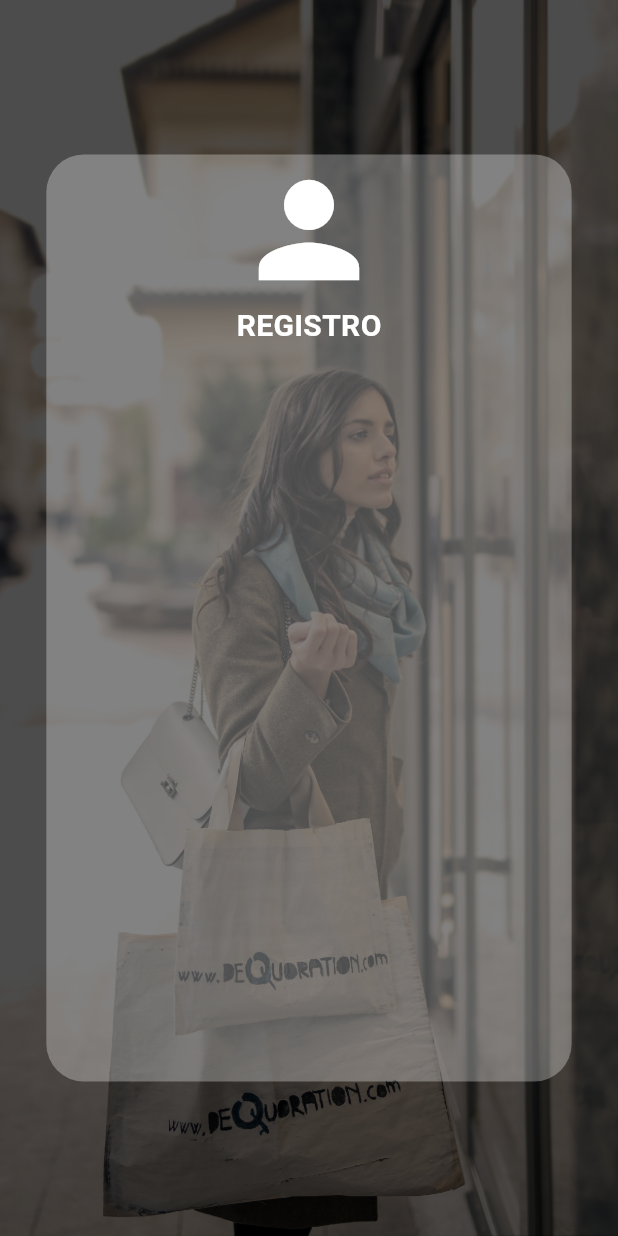
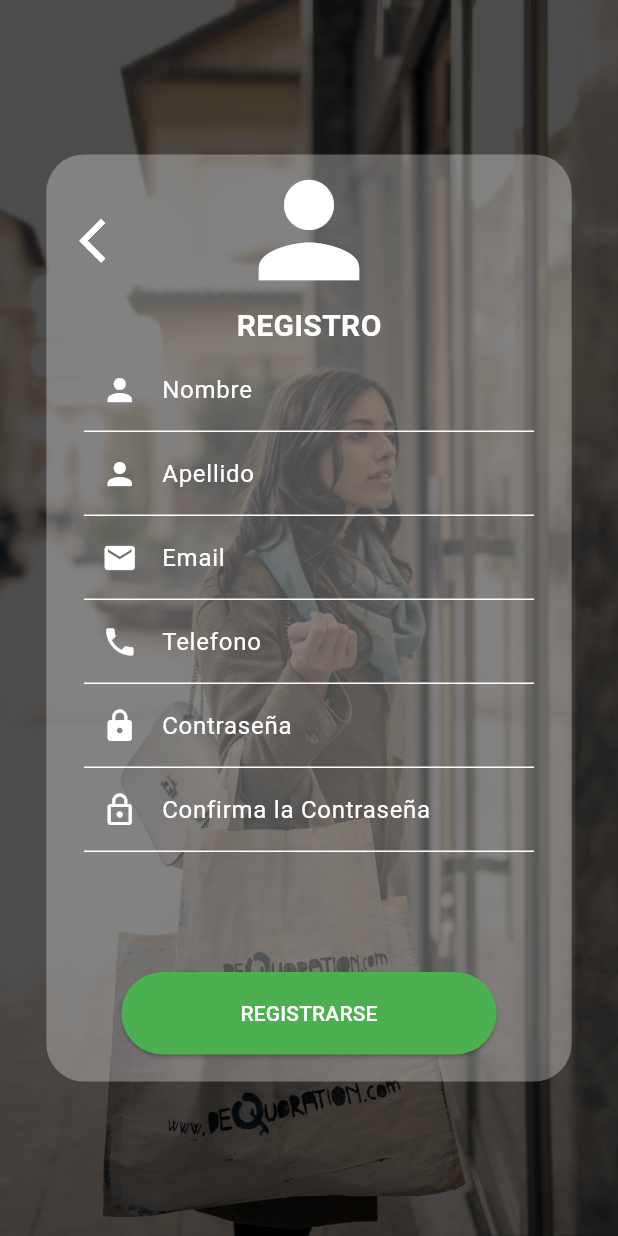
Before and after one commit to stevench16/ECOMMERCE_FLUTTER, a Flutter app: the screen it shows after launch, after a tap on "REGISTRATE", on a phone screen of 412 x 824 dp. Run offline on Flutter 3.47's test engine with Material 3 defaults, Android fonts, the phone set to English and light mode, and no system bars; our stand-ins replace flutter_bloc, rxdart.

Commit message:
Se agrega estados a LoginPage.dart

```diff
--- a/lib/main.dart
+++ b/lib/main.dart
@@ -1,6 +1,8 @@
+import 'package:ecommerce_flutter/src/presentation/pages/auth/login/LoginBlocCubit.dart';
 import 'package:ecommerce_flutter/src/presentation/pages/auth/login/LoginPage.dart';
 import 'package:ecommerce_flutter/src/presentation/pages/auth/register/RegisterPage.dart';
 import 'package:flutter/material.dart';
+import 'package:flutter_bloc/flutter_bloc.dart';
 
 void main() {
   runApp(const MyApp());
@@ -12,7 +14,9 @@ class MyApp extends StatelessWidget {
   // This widget is the root of your application.
   @override
   Widget build(BuildContext context) {
-    return MaterialApp(
+    return BlocProvider(
+      create: (context) => LoginBlocCubit(),
+      child: MaterialApp(
       debugShowCheckedModeBanner: false,
       title: 'Flutter Demo',
       theme: ThemeData(
@@ -24,6 +28,7 @@ class MyApp extends StatelessWidget {
          'login': (BuildContext context) => const LoginPage(),
          'register': (BuildContext context) => const RegisterPage()
         },
-      );
+      ),
+    );
   }
 }
--- /dev/null
+++ b/lib/src/presentation/pages/auth/login/LoginBlocCubit.dart
@@ -0,0 +1,48 @@
+import 'package:ecommerce_flutter/src/presentation/pages/auth/login/LoginBlocState.dart';
+import 'package:flutter_bloc/flutter_bloc.dart';
+import 'package:rxdart/rxdart.dart';
+
+class LoginBlocCubit extends Cubit<LoginBlocState> {
+
+  LoginBlocCubit(): super(LoginInitial());
+
+  final _emailController = BehaviorSubject<String>();
+  final _passwordController = BehaviorSubject<String>();
+
+  Stream<String> get emailStream => _emailController.stream;
+  Stream<String> get passwordStream => _passwordController.stream;
+
+  void changeEmail(String email){
+    if(email.length < 6){
+      _emailController.sink.addError('El email debe tener mas de 6 caracteres');
+    }
+    else{
+      _emailController.sink.add(email);
+  }
+    }
+
+  void changePassword(String password){
+    if(password.length < 6){
+      _passwordController.sink.addError('El password debe tener mas de 6 caracteres');
+    }
+    else{
+      _passwordController.sink.add(password);
+    }
+  }
+
+  Stream<bool> get validateForm => Rx.combineLatest2(
+    emailStream, passwordStream, (a, b) => true
+    );
+
+    void dispose() { // Cuando pasemos a otra plantilla
+      changeEmail('');
+      changePassword('');
+
+    }
+
+  void login(){
+    print('Email: ${_emailController.value}');
+    print('Password: ${_passwordController.value}');
+  }
+
+}
--- /dev/null
+++ b/lib/src/presentation/pages/auth/login/LoginBlocState.dart
@@ -0,0 +1,2 @@
+abstract class LoginBlocState {}
+class LoginInitial extends LoginBlocState {}
--- a/lib/src/presentation/pages/auth/login/LoginPage.dart
+++ b/lib/src/presentation/pages/auth/login/LoginPage.dart
@@ -1,11 +1,34 @@
+import 'package:ecommerce_flutter/src/presentation/pages/auth/login/LoginBlocCubit.dart';
 import 'package:ecommerce_flutter/src/presentation/pages/auth/widgets/DefaultTextfield.dart';
 import 'package:flutter/material.dart';
+import 'package:flutter_bloc/flutter_bloc.dart';
 
-class LoginPage extends StatelessWidget {
+class LoginPage extends StatefulWidget {
   const LoginPage({super.key});
 
   @override
+  State<LoginPage> createState() => _LoginPageState();
+}
+
+class _LoginPageState extends State<LoginPage> {
+
+  LoginBlocCubit? _loginBlocCubit;
+
+  @override
+  void initState() { // Ejecuta una sola vez cuando carga la pantalla
+    // TODO: implement initState
+    super.initState();
+    WidgetsBinding.instance?.addPostFrameCallback((timeStamp) {
+      _loginBlocCubit?.dispose();
+    });
+    _loginBlocCubit?.dispose();
+  }
+
+  @override
   Widget build(BuildContext context) {
+
+    _loginBlocCubit = BlocProvider.of<LoginBlocCubit>(context, listen: false);
+
     return Scaffold(
         body: SizedBox(
           width: double.infinity,
@@ -46,23 +69,33 @@ class LoginPage extends StatelessWidget {
                     ),
                     Container(
                       margin: EdgeInsets.only(left: 25, right: 25),
-                      child: DefaultTextField(
+                      child: StreamBuilder(
+                        stream: _loginBlocCubit?.emailStream,
+                        builder: (context, snapshot) {
+                          return DefaultTextField(
                             label: 'Correo Electrónico',
                             icon: Icons.email,
                             onChange: (text){
-                          print('Text: ${text}');
+                              _loginBlocCubit?.changeEmail(text);
                             },
+                            );
+                        }
                       )
                     ),
                     Container(
                       margin: EdgeInsets.only(left: 25, right: 25),
-                      child: DefaultTextField(
+                      child: StreamBuilder(
+                        stream: _loginBlocCubit?.passwordStream,
+                        builder: (context, snapshot) {
+                          return DefaultTextField(
                             label: 'Contraseña',
                             icon: Icons.lock,
                             onChange: (text){
-                          print('Text: ${text}');
+                              _loginBlocCubit?.changePassword(text);
                             },
                             obscureText: true,
+                            );
+                        }
                       )
                     ),
                     Container(
@@ -70,7 +103,9 @@ class LoginPage extends StatelessWidget {
                       height: 55,
                       margin: EdgeInsets.only(left: 25, right: 25, top: 15, bottom: 15),
                       child: ElevatedButton(
-                        onPressed: (){},
+                        onPressed: (){
+                          _loginBlocCubit?.login();
+                        },
                        style: ElevatedButton.styleFrom(
                         backgroundColor: Colors.lightBlueAccent
                        ),
@@ -124,7 +159,7 @@ class LoginPage extends StatelessWidget {
                         ),
                        ),
                       ),
-                    )
+                    ),
                   ],
                 ),
               ),
--- a/lib/src/presentation/pages/auth/register/RegisterPage.dart
+++ b/lib/src/presentation/pages/auth/register/RegisterPage.dart
@@ -1,3 +1,6 @@
+import 'package:ecommerce_flutter/src/presentation/pages/auth/widgets/DefaultButton.dart';
+import 'package:ecommerce_flutter/src/presentation/pages/auth/widgets/DefaultIconBack.dart';
+import 'package:ecommerce_flutter/src/presentation/pages/auth/widgets/DefaultTextfield.dart';
 import 'package:flutter/material.dart';
 
 class RegisterPage extends StatelessWidget {
@@ -28,6 +31,7 @@ class RegisterPage extends StatelessWidget {
                 color: Color.fromRGBO(255, 255, 255, 0.3),
                 borderRadius: BorderRadius.all(Radius.circular(25))
               ),
+              child: SingleChildScrollView(
                 child: Column(
                   children: [
                     Icon(
@@ -42,10 +46,82 @@ class RegisterPage extends StatelessWidget {
                         color: Colors.white,
                         fontWeight: FontWeight.bold
                       ),
-                  )
+                    ),
+                    Container(
+                      margin: EdgeInsets.only(left: 25, right: 25),
+                      child: DefaultTextField(
+                        label: 'Nombre',
+                        icon: Icons.person,
+                        onChange: (text){}
+                        ),
+                    ),
+                    Container(
+                      margin: EdgeInsets.only(left: 25, right: 25),
+                      child: DefaultTextField(
+                        label: 'Apellido',
+                        icon: Icons.person,
+                        onChange: (text){}
+                        ),
+                    ),
+                    Container(
+                      margin: EdgeInsets.only(left: 25, right: 25),
+                      child: DefaultTextField(
+                        label: 'Email',
+                        icon: Icons.email,
+                        onChange: (text){}
+                        ),
+                    ),
+                    Container(
+                      margin: EdgeInsets.only(left: 25, right: 25),
+                      child: DefaultTextField(
+                        label: 'Telefono',
+                        icon: Icons.phone,
+                        onChange: (text){}
+                        ),
+                    ),
+                    Container(
+                      margin: EdgeInsets.only(left: 25, right: 25),
+                      child: DefaultTextField(
+                        label: 'Contraseña',
+                        icon: Icons.lock,
+                        onChange: (text){}
+                        ),
+                    ),
+                    Container(
+                      margin: EdgeInsets.only(left: 25, right: 25),
+                      child: DefaultTextField(
+                        label: 'Confirma la Contraseña',
+                        icon: Icons.lock_outline,
+                        onChange: (text){}
+                        ),
+                    ),
+                    Container(
+                      margin: EdgeInsets.only(left: 25, right: 25, top: 65),
+                      child: DefaultButton(
+                        text: 'REGISTRARSE',
+                        onPressed:  () {}
+                        ),
+                    ),
                   ],
                 ),
+              ),
+            ),
+            DefaultIconBack(
+              left: 45,
+              top:15,
+              ),
+              Container(
+              alignment: Alignment.topLeft,
+              margin: EdgeInsets.only(left: 45, top:135),
+              child: IconButton(
+                onPressed: () { Navigator.pop(context); },
+                icon: Icon(
+                      Icons.arrow_back_ios,
+                      size: 35,
+                      color: Colors.white
                 )
+                ),
+            ),
           ],
         ),
       )
--- /dev/null
+++ b/lib/src/presentation/pages/auth/widgets/DefaultButton.dart
@@ -0,0 +1,34 @@
+import 'package:flutter/material.dart';
+
+class DefaultButton extends StatelessWidget {
+
+  String text;
+  Function() onPressed;
+  Color color;
+
+  DefaultButton({
+    required this.text,
+    required this.onPressed,
+    this.color = Colors.green
+  });
+   @override
+  Widget build(BuildContext context) {
+    return Container(
+      width: MediaQuery.of(context).size.width,
+      height: 55,
+      margin: EdgeInsets.only(left: 25, right: 25, top: 15),
+      child: ElevatedButton(
+        onPressed: () {
+          onPressed();
+          Navigator.pushNamed(context, 'register');
+        },
+        style: ElevatedButton.styleFrom(
+          backgroundColor: color),
+        child: Text(
+          text,
+          style: TextStyle(color: Colors.white),
+        ),
+      ),
+    );
+  }
+}
--- /dev/null
+++ b/lib/src/presentation/pages/auth/widgets/DefaultIconBack.dart
@@ -0,0 +1,25 @@
+import 'package:flutter/material.dart';
+
+class DefaultIconBack extends StatelessWidget {
+
+double left;
+double top;
+
+  DefaultIconBack({
+    required this.left,
+    required this.top
+  });
+
+  @override
+  Widget build(BuildContext context) {
+    return Container(
+      alignment: Alignment.topLeft,
+      margin: EdgeInsets.only(left: 45, top: 135),
+      child: IconButton(
+          onPressed: () {
+            Navigator.pop(context);
+          },
+          icon: Icon(Icons.arrow_back_ios, size: 35, color: Colors.white)),
+    );
+  }
+}
--- a/pubspec.yaml
+++ b/pubspec.yaml
@@ -35,6 +35,8 @@ dependencies:
   # The following adds the Cupertino Icons font to your application.
   # Use with the CupertinoIcons class for iOS style icons.
   cupertino_icons: ^1.0.8
+  flutter_bloc: ^8.1.6
+  rxdart: ^0.28.0
 
 dev_dependencies:
   flutter_test:
```
Also changed, not shown: pubspec.lock. Lines whose indentation alone changed are shown as unchanged.
